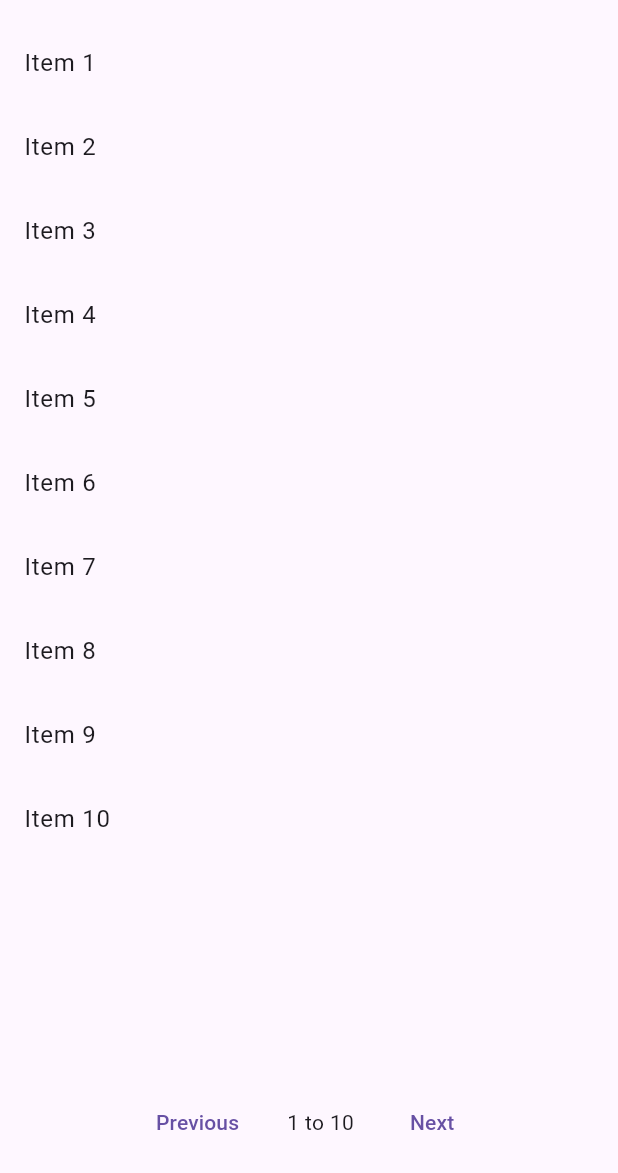
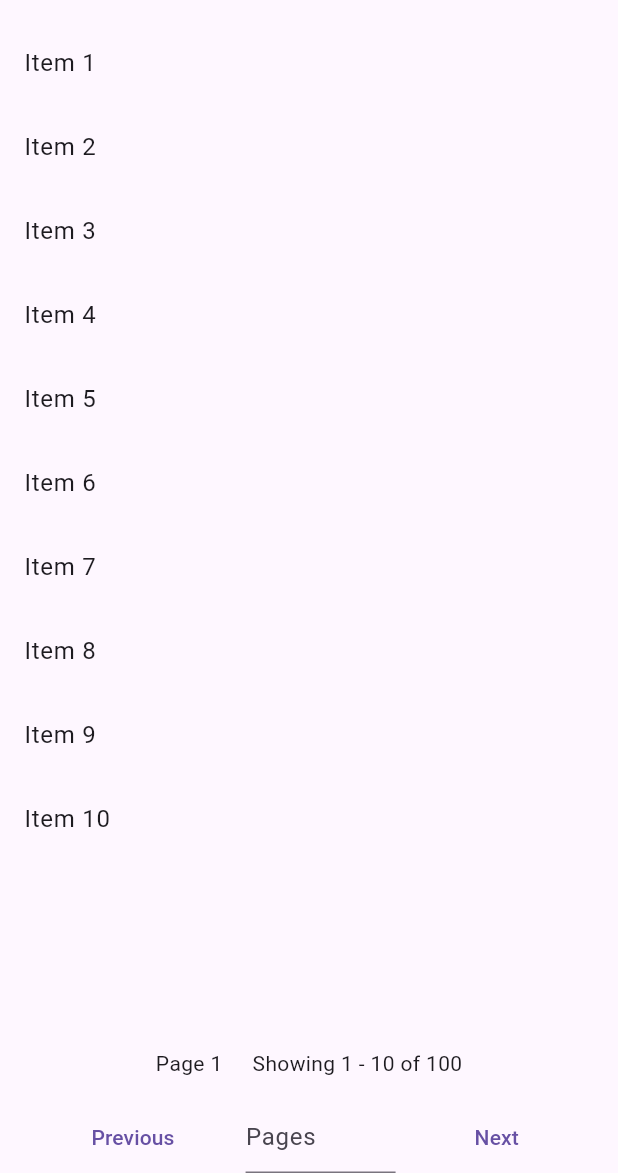
Before and after one commit to def-Siddharth-Mishra/paging, a Flutter app: the screen it shows after launch, on a phone screen of 412 x 824 dp, the part 63-1236 px from its top. Run offline on Flutter 3.47's test engine with Material 3 defaults, Android fonts, the phone set to English and light mode, and no system bars.

Commit message:
Custom pagination.... version 2

```diff
--- a/lib/paging_screen.dart
+++ b/lib/paging_screen.dart
@@ -1,4 +1,5 @@
 import 'package:flutter/material.dart';
+import 'package:flutter/services.dart';
 
 class PagingScreen extends StatefulWidget {
   const PagingScreen({super.key});
@@ -27,6 +28,20 @@ class _PagingScreenState extends State<PagingScreen> {
     });
   }
 
+  void _goToPage(String page) {
+    final currentPage = int.tryParse(page);
+    if (currentPage != null) {
+      setState(() {
+        _startIndex = (currentPage - 1) * 10;
+        if (_startIndex < 0) {
+          _startIndex = 0;
+        } else if (_startIndex >= _data.length) {
+          _startIndex = (_data.length ~/ 10) * 10 - 10;
+        }
+      });
+    }
+  }
+
   @override
   Widget build(BuildContext context) {
     final currentItems = _data.sublist(
@@ -34,12 +49,14 @@ class _PagingScreenState extends State<PagingScreen> {
       (_startIndex + 10 > _data.length) ? _data.length : _startIndex + 10,
     );
 
-    final rangeStart = _startIndex + 1;
-    final rangeEnd = _startIndex + currentItems.length;
+    final currentPage = (_startIndex ~/ 10 + 1);
+    // final rangeStart = _startIndex + 1;
+    // final rangeEnd = _startIndex + currentItems.length;
 
     return Scaffold(
       appBar: AppBar(
         title: const Text('Paging Example'),
+        // actions: [IconButton(onPressed: currentPage, icon: icon)],
       ),
       body: Column(
         children: [
@@ -53,17 +70,43 @@ class _PagingScreenState extends State<PagingScreen> {
               },
             ),
           ),
-          Padding(
-            padding: const EdgeInsets.symmetric(vertical: 10.0),
+          SizedBox(
+            height: 50,
             child: Row(
               mainAxisAlignment: MainAxisAlignment.center,
+              children: [
+                Text('Page $currentPage'),
+                const SizedBox(width: 20),
+                Text(
+                    'Showing ${_startIndex + 1} - ${(_startIndex + currentItems.length)} of ${_data.length}'),
+              ],
+            ),
+          ),
+          FractionallySizedBox(
+            widthFactor: 0.8,
+            child: Row(
+              mainAxisAlignment: MainAxisAlignment.spaceEvenly,
+              crossAxisAlignment: CrossAxisAlignment.center,
               children: [
                 TextButton(
                   onPressed: _previousPage,
                   child: const Text('Previous'),
                 ),
                 const SizedBox(width: 20),
-                Text('$rangeStart to $rangeEnd'),
+                SizedBox(
+                  width: 100,
+                  child: TextField(
+                    inputFormatters: [
+                      FilteringTextInputFormatter.digitsOnly,
+                      LengthLimitingTextInputFormatter(2),
+                    ],
+                    keyboardType: TextInputType.number,
+                    onChanged: _goToPage,
+                    decoration: const InputDecoration(
+                      hintText: 'Pages',
+                    ),
+                  ),
+                ),
                 const SizedBox(width: 20),
                 TextButton(
                   onPressed: _nextPage,
```
Also changed, not shown: Screenshot_20241029_015026.png (added).
